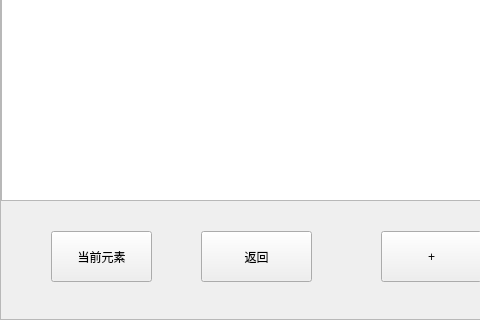
This is productpurchase.ui in cichengzi/UnmannedSupermarketSimulationSystem as Qt 5 draws it before an edit; both pictures show x 0 to 480 and y 400 to 720 of the 960 by 720 pixel window. The edited form follows.
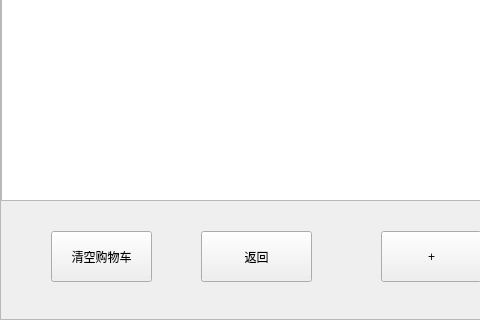
This is the edited form.

```diff
--- a/productpurchase.ui
+++ b/productpurchase.ui
@@ -54,7 +54,7 @@
       </rect>
      </property>
      <property name="text">
-      <string>当前元素</string>
+      <string>清空购物车</string>
      </property>
     </widget>
     <widget class="QPushButton" name="Back">
```
Left out of the diff: 2 changed lines with no effect on the pictures.
